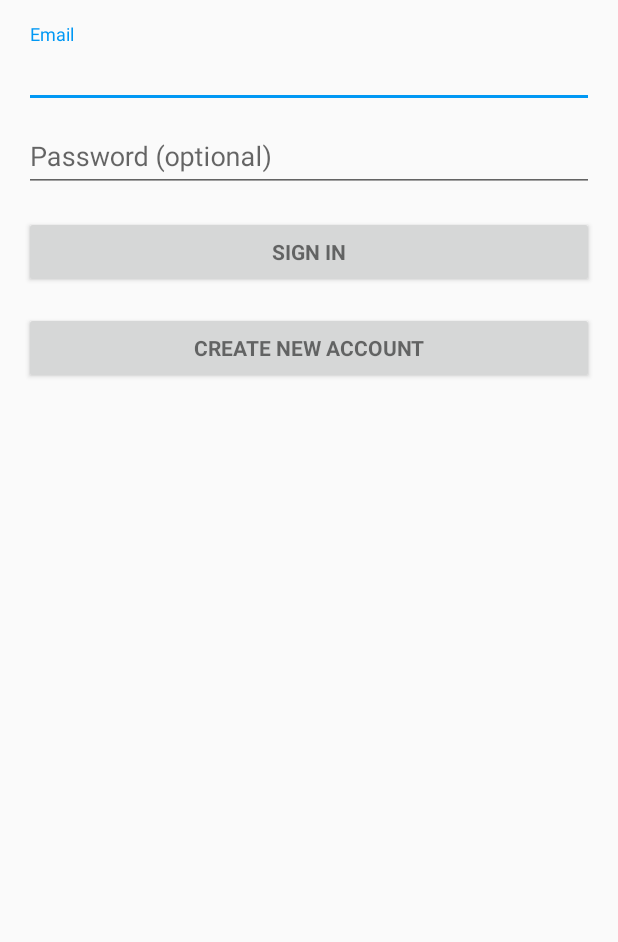
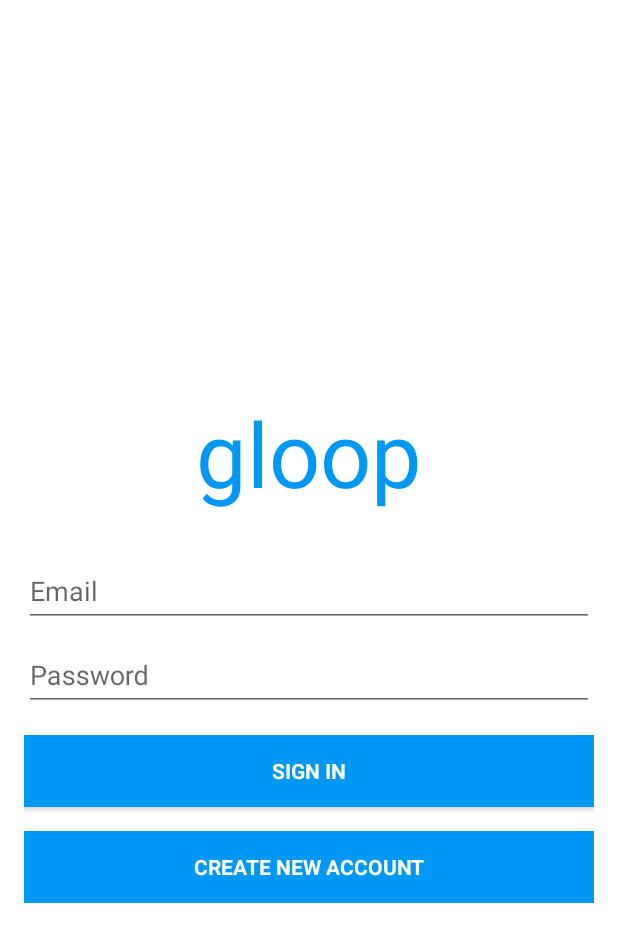
Before and after one commit to Gloopio/Demo-App-Java, an Android app: the LoginActivity screen opened directly, with no data from a screen before it, on a phone screen of 412 x 824 dp. Shown: the top 942 px of the screen. Run offline under Robolectric (Android 15) with nearby library versions, the phone set to English and light mode, and no system bars.

Commit message:
UI improvements

```diff
--- a/app/src/main/java/io/gloop/demo/app/activities/LoginActivity.java
+++ b/app/src/main/java/io/gloop/demo/app/activities/LoginActivity.java
@@ -36,6 +36,7 @@ public class LoginActivity extends AppCompatActivity {
     protected void onCreate(Bundle savedInstanceState) {
         super.onCreate(savedInstanceState);
         setContentView(R.layout.activity_login);
+
         // Set up the login form.
         mEmailView = (EditText) findViewById(R.id.email);
         mPasswordView = (EditText) findViewById(R.id.password);
--- a/app/src/main/res/layout/activity_login.xml
+++ b/app/src/main/res/layout/activity_login.xml
@@ -1,7 +1,9 @@
 <LinearLayout xmlns:android="http://schemas.android.com/apk/res/android"
+              xmlns:app="http://schemas.android.com/apk/res-auto"
               xmlns:tools="http://schemas.android.com/tools"
               android:layout_width="match_parent"
               android:layout_height="match_parent"
+              android:background="@color/background"
               android:gravity="center_horizontal"
               android:orientation="vertical"
               android:paddingBottom="@dimen/activity_vertical_margin"
@@ -10,8 +12,22 @@
               android:paddingTop="@dimen/activity_vertical_margin"
               tools:context="io.gloop.demo.app.activities.LoginActivity">
 
+    <!--<ImageView-->
+    <!--android:id="@+id/imageView2"-->
+    <!--android:layout_width="match_parent"-->
+    <!--android:layout_height="wrap_content"-->
+    <!--android:padding="20dp"-->
+    <!--android:scaleType="center"-->
+    <!--app:srcCompat="@drawable/logo"/>-->
+
+    <!-- Dummy item to prevent AutoCompleteTextView from receiving focus -->
+    <LinearLayout
+        android:layout_width="match_parent"
+        android:layout_height="40dp"
+        android:focusable="true"
+        android:focusableInTouchMode="true"/>
+
     <!-- Login progress -->
-
     <ProgressBar
         android:id="@+id/login_progress"
         style="?android:attr/progressBarStyleLarge"
@@ -29,7 +45,19 @@
             android:id="@+id/email_login_form"
             android:layout_width="match_parent"
             android:layout_height="wrap_content"
+            android:layout_gravity="center"
             android:orientation="vertical">
+
+            <TextView
+                android:id="@+id/textView"
+                android:gravity="center"
+                android:layout_width="match_parent"
+                android:layout_height="0dp"
+                android:textSize="60sp"
+                android:layout_marginBottom="20sp"
+                android:textColor="@color/colorPrimary"
+                android:layout_weight="1"
+                android:text="@string/gloop"/>
 
             <android.support.design.widget.TextInputLayout
                 android:layout_width="match_parent"
@@ -42,7 +70,11 @@
                     android:hint="@string/prompt_email"
                     android:inputType="textEmailAddress"
                     android:maxLines="1"
-                    android:singleLine="true"/>
+                    android:singleLine="true"
+                    android:textColor="@color/text_color"
+                    android:textColorHighlight="@color/text_color"
+                    android:textColorHint="@color/text_color"
+                    android:textColorLink="@color/text_color"/>
 
             </android.support.design.widget.TextInputLayout>
 
@@ -60,9 +92,19 @@
                     android:imeOptions="actionUnspecified"
                     android:inputType="textPassword"
                     android:maxLines="1"
-                    android:singleLine="true"/>
+                    android:singleLine="true"
+                    android:textColor="@color/text_color"
+                    android:textColorHighlight="@color/text_color"
+                    android:textColorHint="@color/text_color"
+                    android:textColorLink="@color/text_color"/>
 
             </android.support.design.widget.TextInputLayout>
+
+            <LinearLayout
+                android:layout_width="match_parent"
+                android:layout_height="match_parent"
+                android:layout_gravity="bottom"
+                android:orientation="vertical">
 
                 <Button
                     android:id="@+id/sign_in_button"
@@ -70,7 +112,9 @@
                     android:layout_width="match_parent"
                     android:layout_height="wrap_content"
                     android:layout_marginTop="16dp"
+                    android:background="@color/button_background"
                     android:text="@string/action_sign_in_short"
+                    android:textColor="@color/button_text_color"
                     android:textStyle="bold"/>
 
                 <Button
@@ -78,9 +122,13 @@
                     style="?android:textAppearanceSmall"
                     android:layout_width="match_parent"
                     android:layout_height="wrap_content"
+                    android:layout_gravity="bottom"
                     android:layout_marginTop="16dp"
+                    android:background="@color/button_background"
                     android:text="@string/action_register"
+                    android:textColor="@color/button_text_color"
                     android:textStyle="bold"/>
+            </LinearLayout>
 
         </LinearLayout>
     </ScrollView>
--- a/app/src/main/res/layout/fragment_groups.xml
+++ b/app/src/main/res/layout/fragment_groups.xml
@@ -9,7 +9,7 @@
     <TextView
         android:layout_width="match_parent"
         android:layout_height="match_parent"
-        android:text="@string/hello_blank_fragment"/>
+        android:text="@string/blabla"/>
 
     <android.support.design.widget.FloatingActionButton
         android:id="@+id/fab"
--- a/app/src/main/res/layout/splashscreen.xml
+++ b/app/src/main/res/layout/splashscreen.xml
@@ -3,7 +3,7 @@
               xmlns:tools="http://schemas.android.com/tools"
               android:layout_width="fill_parent"
               android:layout_height="fill_parent"
-              android:background="@color/background"
+              android:background="@color/background_splash_screen"
               android:orientation="vertical"
               tools:context="io.gloop.demo.app.activities.SplashActivity">
 
--- a/app/src/main/res/values-v21/styles.xml
+++ b/app/src/main/res/values-v21/styles.xml
@@ -4,6 +4,8 @@
         <item name="windowActionBar">false</item>
         <item name="windowNoTitle">true</item>
         <item name="android:windowDrawsSystemBarBackgrounds">true</item>
-        <item name="android:statusBarColor">@android:color/transparent</item>
+        <!--<item name="android:statusBarColor">@android:color/transparent</item>-->
+        <item name="android:statusBarColor">@color/colorPrimaryDark</item>
     </style>
+
 </resources>
--- a/app/src/main/res/values/colors.xml
+++ b/app/src/main/res/values/colors.xml
@@ -8,7 +8,14 @@
     <color name="colorPrimaryDark">#336cf4</color>
     <color name="colorAccent">#0098f4</color>
 
-    <color name="background">#0098f4</color>
+    <color name="background_splash_screen">#0098f4</color>
+    <color name="background">#ffff</color>
+    <color name="text_color">#0098f4</color>
+
+
+    <color name="button_background">#0098f4</color>
+    <color name="button_text_color">#fff</color>
+
     <color name="grey_500">#9E9E9E</color>
 
     <color name="white">#ffff</color>
--- a/app/src/main/res/values/strings.xml
+++ b/app/src/main/res/values/strings.xml
@@ -3,7 +3,7 @@
 
     <!-- Strings related to login -->
     <string name="prompt_email">Email</string>
-    <string name="prompt_password">Password (optional)</string>
+    <string name="prompt_password">Password</string>
     <string name="action_sign_in">Sign in or register</string>
     <string name="action_sign_in_short">Sign in</string>
     <string name="error_invalid_email">This email address is invalid</string>
@@ -14,9 +14,9 @@
         completions."
     </string>
     <string name="action_register">Create new account</string>
-    <string name="title_activity_main">MainActivity</string>
-    <string name="text_login_activity">LoginActivity</string>
-    <string name="title_activity_main2">MainActivity</string>
+    <string name="title_activity_main">Tasks</string>
+    <string name="text_login_activity">Login</string>
+    <string name="title_activity_main2">Tasks</string>
 
     <string name="navigation_drawer_open">Open navigation drawer</string>
     <string name="navigation_drawer_close">Close navigation drawer</string>
@@ -24,9 +24,9 @@
     <string name="action_settings">Settings</string>
     <string name="dummy">dummy text</string>
 
-    <!-- TODO: Remove or change this placeholder text -->
-    <string name="hello_blank_fragment">Hello blank fragment</string>
     <string name="enter_name_for_group">Enter name for Group</string>
     <string name="create">Create</string>
     <string name="next">Next</string>
+    <string name="blabla">BlaBla</string>
+    <string name="gloop">gloop</string>
 </resources>
--- a/app/src/main/res/values/styles.xml
+++ b/app/src/main/res/values/styles.xml
@@ -1,8 +1,7 @@
-<resources>
+<resources xmlns:tools="http://schemas.android.com/tools">
 
     <!-- Base application theme. -->
     <style name="AppTheme" parent="Theme.AppCompat.Light.DarkActionBar">
-        <!-- Customize your theme here. -->
         <item name="colorPrimary">@color/colorPrimary</item>
         <item name="colorPrimaryDark">@color/colorPrimaryDark</item>
         <item name="colorAccent">@color/colorAccent</item>
@@ -11,6 +10,8 @@
     <style name="AppTheme.NoActionBar">
         <item name="windowActionBar">false</item>
         <item name="windowNoTitle">true</item>
+
+        <item name="android:statusBarColor" tools:targetApi="lollipop">@color/colorPrimaryDark</item>
     </style>
 
     <style name="AppTheme.AppBarOverlay" parent="ThemeOverlay.AppCompat.Dark.ActionBar"/>
```
Also changed, not shown: app/src/main/java/io/gloop/demo/app/activities/MainActivity.java (+0 -23 lines), app/src/main/java/io/gloop/demo/app/activities/SplashActivity.java (+8 -4 lines), app/src/main/res/layout/nav_header_main.xml (+1 -7 lines), app/src/main/res/menu/main.xml (deleted, +0 -9 lines). Lines whose indentation alone changed are shown as unchanged.
